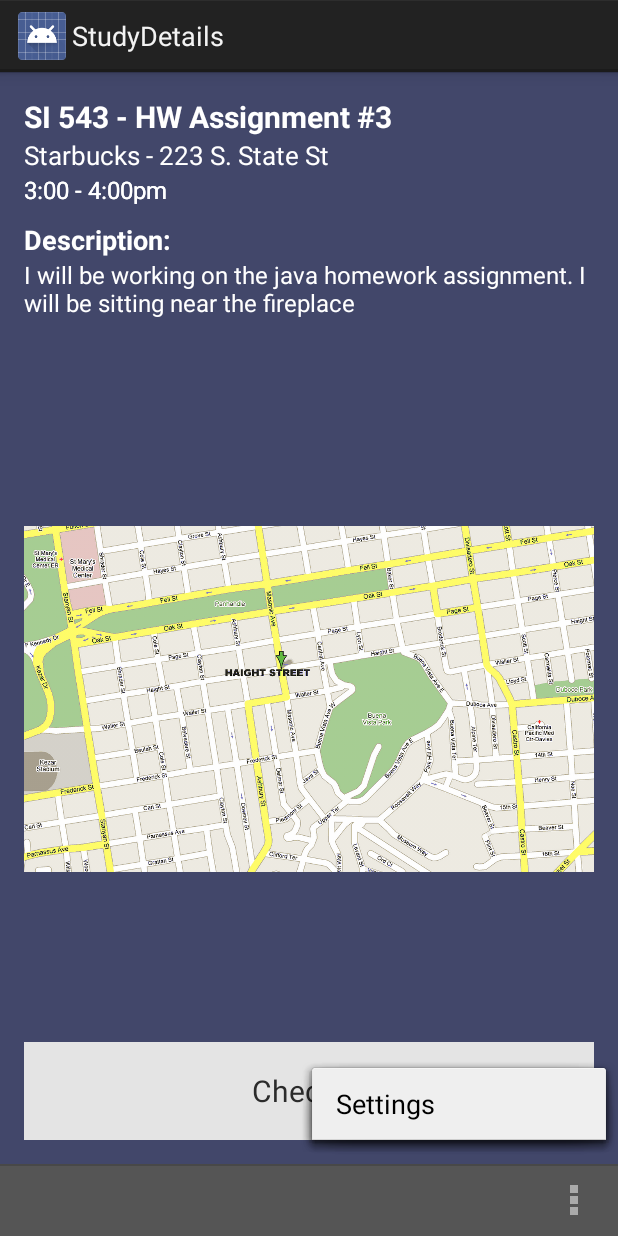
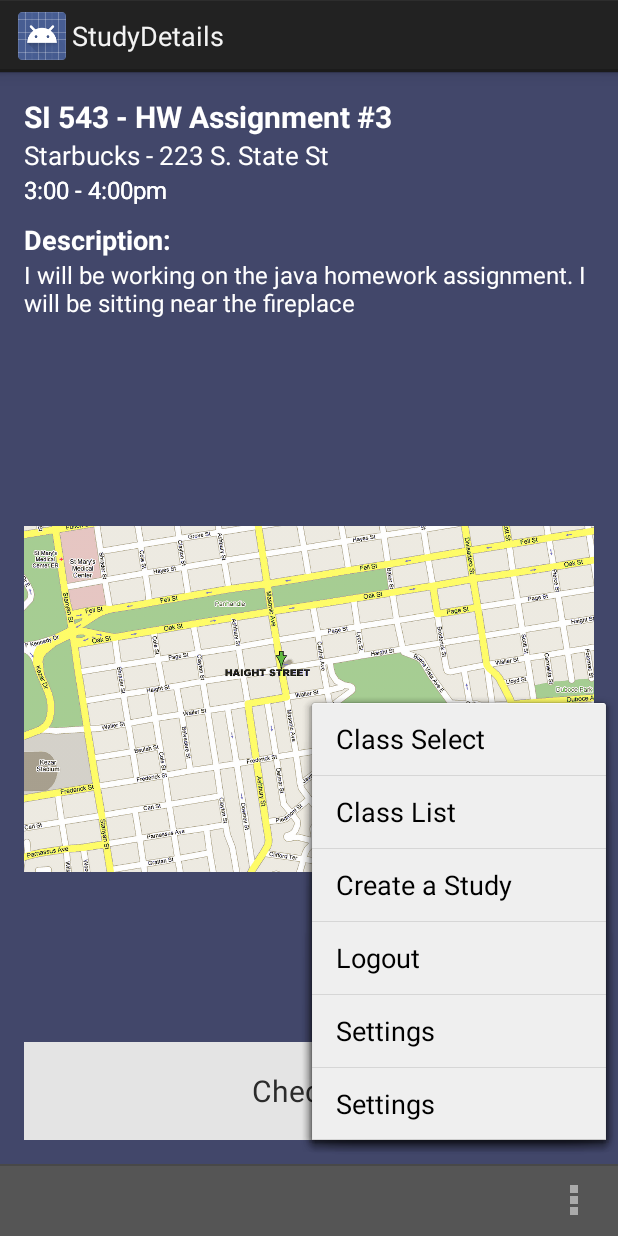
Before and after one commit to lrehmann/cahoot, an Android app: the StudyDetails screen opened directly, with no data from a screen before it, with the options menu open, on a phone screen of 412 x 824 dp. Run offline under Robolectric (Android 15) with nearby library versions, the phone set to English and light mode, and no system bars.

Commit message:
Made menu items consistent

```diff
--- a/Cahoot-App/app/src/main/res/menu/classadder.xml
+++ b/Cahoot-App/app/src/main/res/menu/classadder.xml
@@ -5,7 +5,6 @@
         android:title="@string/action_settings"
         android:orderInCategory="100"
         android:showAsAction="never" />
-
     <item android:id="@+id/classadder"
         android:title="Class Select"
         android:orderInCategory="1"
@@ -14,8 +13,8 @@
         android:title="Class List"
         android:orderInCategory="2"
         android:showAsAction="never" />
-    <item android:id ="@+id/ClassStudies"
-        android:title="Class Studies"
+    <item android:id ="@+id/MakeStudy"
+        android:title="Create a Study"
         android:orderInCategory="3"
         android:showAsAction="never" />
     <item android:id ="@+id/Logout"
--- a/Cahoot-App/app/src/main/res/menu/course_studies.xml
+++ b/Cahoot-App/app/src/main/res/menu/course_studies.xml
@@ -5,7 +5,6 @@
         android:title="@string/action_settings"
         android:orderInCategory="100"
         android:showAsAction="never" />
-
     <item android:id="@+id/classadder"
         android:title="Class Select"
         android:orderInCategory="1"
@@ -14,8 +13,8 @@
         android:title="Class List"
         android:orderInCategory="2"
         android:showAsAction="never" />
-    <item android:id ="@+id/ClassStudies"
-        android:title="Class Studies"
+    <item android:id ="@+id/MakeStudy"
+        android:title="Create a Study"
         android:orderInCategory="3"
         android:showAsAction="never" />
     <item android:id ="@+id/Logout"
--- a/Cahoot-App/app/src/main/res/menu/study_details.xml
+++ b/Cahoot-App/app/src/main/res/menu/study_details.xml
@@ -5,4 +5,25 @@
         android:title="@string/action_settings"
         android:orderInCategory="100"
         android:showAsAction="never" />
+    <item android:id="@+id/action_settings"
+        android:title="@string/action_settings"
+        android:orderInCategory="100"
+        android:showAsAction="never" />
+    <item android:id="@+id/classadder"
+        android:title="Class Select"
+        android:orderInCategory="1"
+        android:showAsAction="never" />
+    <item android:id ="@+id/ClassList"
+        android:title="Class List"
+        android:orderInCategory="2"
+        android:showAsAction="never" />
+    <item android:id ="@+id/MakeStudy"
+        android:title="Create a Study"
+        android:orderInCategory="3"
+        android:showAsAction="never" />
+    <item android:id ="@+id/Logout"
+        android:title="Logout"
+        android:orderInCategory="4"
+        android:showAsAction="never" />
+
 </menu>
--- a/Cahoot-App/app/src/main/res/menu/studycreatesuccess.xml
+++ b/Cahoot-App/app/src/main/res/menu/studycreatesuccess.xml
@@ -5,7 +5,6 @@
         android:title="@string/action_settings"
         android:orderInCategory="100"
         android:showAsAction="never" />
-
     <item android:id="@+id/classadder"
         android:title="Class Select"
         android:orderInCategory="1"
@@ -14,8 +13,8 @@
         android:title="Class List"
         android:orderInCategory="2"
         android:showAsAction="never" />
-    <item android:id ="@+id/ClassStudies"
-        android:title="Class Studies"
+    <item android:id ="@+id/MakeStudy"
+        android:title="Create a Study"
         android:orderInCategory="3"
         android:showAsAction="never" />
     <item android:id ="@+id/Logout"
--- a/Cahoot-App/app/src/main/res/menu/studydetail.xml
+++ b/Cahoot-App/app/src/main/res/menu/studydetail.xml
@@ -5,7 +5,6 @@
         android:title="@string/action_settings"
         android:orderInCategory="100"
         android:showAsAction="never" />
-
     <item android:id="@+id/classadder"
         android:title="Class Select"
         android:orderInCategory="1"
@@ -14,8 +13,8 @@
         android:title="Class List"
         android:orderInCategory="2"
         android:showAsAction="never" />
-    <item android:id ="@+id/ClassStudies"
-        android:title="Class Studies"
+    <item android:id ="@+id/MakeStudy"
+        android:title="Create a Study"
         android:orderInCategory="3"
         android:showAsAction="never" />
     <item android:id ="@+id/Logout"
```
Also changed, not shown: Cahoot-App/app/src/main/res/menu/classlist.xml (+2 -10 lines), Cahoot-App/app/src/main/res/menu/classstudies.xml (+5 -2 lines), Cahoot-App/app/src/main/res/menu/createstudy.xml (+3 -6 lines), Cahoot-App/app/src/main/res/menu/university.xml (+13 -2 lines).
